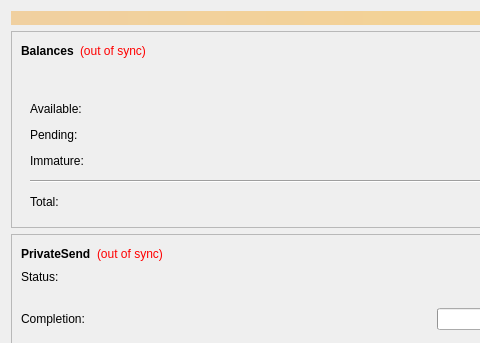
Qt form src/qt/forms/privatesend.ui (zentoshi/zentoshi) before a commit; both pictures show x 0 to 480 and y 0 to 343 of the 960 by 585 pixel window.
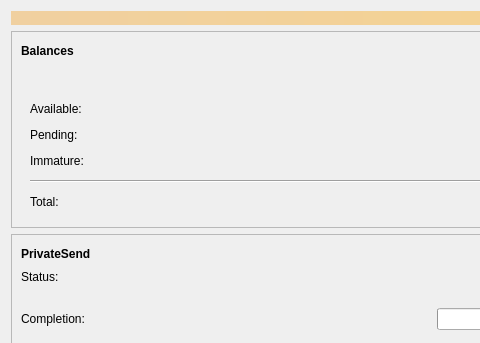
The same form after that commit.

Commit message: Correct some visual errors relating to private/instantsend page.

```diff
--- a/src/qt/forms/privatesend.ui
+++ b/src/qt/forms/privatesend.ui
@@ -67,22 +67,6 @@
               </property>
              </widget>
             </item>
-            <item>
-             <widget class="QLabel" name="labelWalletStatus">
-              <property name="toolTip">
-               <string>The displayed information may be out of date. Your wallet automatically synchronizes with the Dash network after a connection is established, but this process has not completed yet.</string>
-              </property>
-              <property name="styleSheet">
-               <string notr="true">QLabel { color: red; }</string>
-              </property>
-              <property name="text">
-               <string notr="true">(out of sync)</string>
-              </property>
-              <property name="alignment">
-               <set>Qt::AlignLeading|Qt::AlignLeft|Qt::AlignVCenter</set>
-              </property>
-             </widget>
-            </item>
             <item>
              <spacer name="horizontalSpacer_3">
               <property name="orientation">
@@ -411,22 +395,6 @@
               </property>
              </widget>
             </item>
-            <item>
-             <widget class="QLabel" name="labelPrivateSendSyncStatus">
-              <property name="toolTip">
-               <string>The displayed information may be out of date. Your wallet automatically synchronizes with the Dash network after a connection is established, but this process has not completed yet.</string>
-              </property>
-              <property name="styleSheet">
-               <string notr="true">QLabel { color: red; }</string>
-              </property>
-              <property name="text">
-               <string notr="true">(out of sync)</string>
-              </property>
-              <property name="alignment">
-               <set>Qt::AlignLeading|Qt::AlignLeft|Qt::AlignVCenter</set>
-              </property>
-             </widget>
-            </item>
             <item>
              <spacer name="horizontalSpacer_4">
               <property name="orientation">
```
The commit also changes 3 other files.
